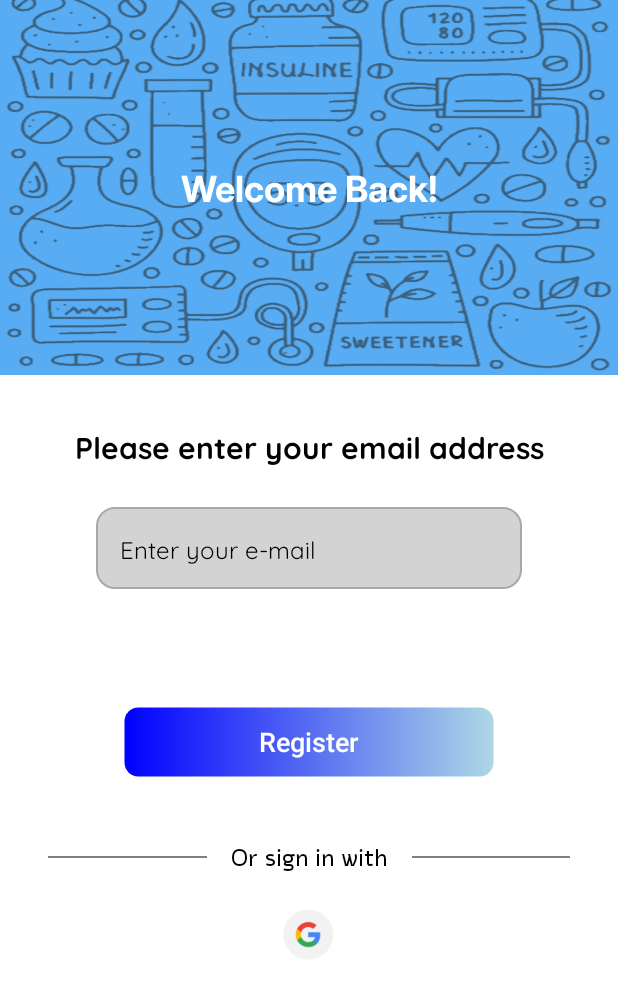
After one commit to AdySU22/Dietica-Mobile-App-Project, an Android app: the layout activity_sign_in.xml on its own in the app's theme, with its tools: preview values and no code run, on a phone screen of 412 x 824 dp. The commit adds this screen. Shown: the top 998 px of the screen. Run offline under Robolectric (Android 15) with nearby library versions, the phone set to English and light mode, and no system bars.

Commit message:
Implementing FE in sign in page. Some colors might differ and the design haven't been implemented properly, because it will add blocker that slow down the development

```diff
--- a/app/src/main/AndroidManifest.xml
+++ b/app/src/main/AndroidManifest.xml
@@ -21,6 +21,17 @@
                 <category android:name="android.intent.category.LAUNCHER" />
             </intent-filter>
         </activity>
+
+        <activity
+            android:name=".OpeningPageActivity"
+            android:exported="true">
+        </activity>
+
+        <activity
+            android:name=".SignInActivity"
+            android:exported="true">
+
+        </activity>
     </application>
 
 </manifest>
--- a/app/src/main/java/com/example/dietica/SignInActivity.kt
+++ b/app/src/main/java/com/example/dietica/SignInActivity.kt
@@ -1,4 +1,12 @@
 package com.example.dietica
 
-class SignInActivity {
+import android.os.Bundle
+import androidx.appcompat.app.AppCompatActivity
+
+class SignInActivity : AppCompatActivity() {
+
+    override fun onCreate(savedInstanceState: Bundle?) {
+        super.onCreate(savedInstanceState)
+        setContentView(R.layout.activity_sign_in)
+    }
 }
--- /dev/null
+++ b/app/src/main/res/drawable/email_input_background.xml
@@ -0,0 +1,19 @@
+<?xml version="1.0" encoding="utf-8"?>
+<shape xmlns:android="http://schemas.android.com/apk/res/android"
+    android:shape="rectangle">
+
+    <solid android:color="@color/light_gray"/>
+
+    <corners android:radius="12dp"/>
+
+    <padding
+        android:left="10dp"
+        android:right="10dp"
+        android:top="10dp"
+        android:bottom="10dp"/>
+
+    <stroke
+        android:width="1dp"
+        android:color="@color/dark_gray"/>
+
+</shape>
--- /dev/null
+++ b/app/src/main/res/layout/activity_sign_in.xml
@@ -0,0 +1,135 @@
+<?xml version="1.0" encoding="utf-8"?>
+<androidx.constraintlayout.widget.ConstraintLayout
+    xmlns:android="http://schemas.android.com/apk/res/android"
+    xmlns:app="http://schemas.android.com/apk/res-auto"
+    android:layout_width="match_parent"
+    android:layout_height="match_parent"
+    android:background="@color/white">
+
+    <ImageView
+        android:id="@+id/backgroundImage"
+        android:layout_width="0dp"
+        android:layout_height="250dp"
+        android:scaleType="fitXY"
+        android:src="@drawable/background_image"
+        android:background="@color/sky_blue"
+        app:layout_constraintTop_toTopOf="parent"
+        app:layout_constraintStart_toStartOf="parent"
+        app:layout_constraintEnd_toEndOf="parent"/>
+
+    <TextView
+        android:id="@+id/welcomeText"
+        android:layout_width="wrap_content"
+        android:layout_height="wrap_content"
+        android:text="Welcome Back!"
+        android:fontFamily="@font/inter_bold"
+        android:textSize="24sp"
+        android:textColor="@color/white"
+        app:layout_constraintTop_toTopOf="@id/backgroundImage"
+        app:layout_constraintBottom_toBottomOf="@id/backgroundImage"
+        app:layout_constraintStart_toStartOf="parent"
+        app:layout_constraintEnd_toEndOf="parent"/>
+
+    <TextView
+        android:id="@+id/enterEmailText"
+        android:layout_width="0dp"
+        android:layout_height="wrap_content"
+        android:text="Please enter your email address"
+        android:fontFamily="@font/quicksand_bold"
+        android:textSize="20sp"
+        android:textAlignment="center"
+        android:textColor="@color/black"
+        app:layout_constraintTop_toBottomOf="@id/backgroundImage"
+        app:layout_constraintStart_toStartOf="parent"
+        app:layout_constraintEnd_toEndOf="parent"
+        android:layout_marginTop="32dp"
+        android:layout_marginStart="32dp"
+        android:layout_marginEnd="32dp"/>
+
+    <EditText
+        android:id="@+id/emailInput"
+        android:layout_width="0dp"
+        android:layout_height="wrap_content"
+        android:layout_marginStart="64dp"
+        android:layout_marginTop="88dp"
+        android:layout_marginEnd="64dp"
+        android:background="@drawable/email_input_background"
+        android:hint="Enter your e-mail"
+        android:fontFamily="@font/quicksand_regular"
+        android:inputType="textEmailAddress"
+        android:padding="16dp"
+        android:textColor="@color/black"
+        android:textSize="16sp"
+        android:textColorHint="@color/black"
+        app:layout_constraintEnd_toEndOf="parent"
+        app:layout_constraintHorizontal_bias="0.0"
+        app:layout_constraintStart_toStartOf="parent"
+        app:layout_constraintTop_toBottomOf="@id/backgroundImage"/>
+
+    <Button
+        android:id="@+id/btnRegister"
+        android:layout_width="0dp"
+        android:layout_height="wrap_content"
+        android:text="Register"
+        android:textAllCaps="false"
+        android:textSize="18sp"
+        android:background="@drawable/button_background"
+        app:layout_constraintTop_toBottomOf="@id/emailInput"
+        app:layout_constraintStart_toStartOf="parent"
+        app:layout_constraintEnd_toEndOf="parent"
+        android:layout_marginTop="78dp"
+        android:layout_marginStart="82dp"
+        android:layout_marginEnd="82dp"/>
+
+    <View
+        android:id="@+id/orLineLeft"
+        android:layout_width="0dp"
+        android:layout_height="1dp"
+        android:background="@color/gray"
+        app:layout_constraintTop_toBottomOf="@id/btnRegister"
+        app:layout_constraintStart_toStartOf="parent"
+        app:layout_constraintEnd_toStartOf="@id/orText"
+        app:layout_constraintHorizontal_chainStyle="spread_inside"
+        android:layout_marginTop="52dp"
+        android:layout_marginStart="32dp"
+        android:layout_marginEnd="8dp"/>
+
+    <TextView
+        android:id="@+id/orText"
+        android:layout_width="wrap_content"
+        android:layout_height="wrap_content"
+        android:text="Or sign in with"
+        android:fontFamily="@font/alef_regular"
+        android:textSize="16sp"
+        android:textColor="@color/black"
+        app:layout_constraintTop_toBottomOf="@id/btnRegister"
+        app:layout_constraintStart_toEndOf="@id/orLineLeft"
+        app:layout_constraintEnd_toStartOf="@id/orLineRight"
+        android:layout_marginTop="42dp"
+        android:layout_marginStart="8dp"
+        android:layout_marginEnd="8dp"/>
+
+    <View
+        android:id="@+id/orLineRight"
+        android:layout_width="0dp"
+        android:layout_height="1dp"
+        android:background="@color/gray"
+        app:layout_constraintTop_toBottomOf="@id/btnRegister"
+        app:layout_constraintStart_toEndOf="@id/orText"
+        app:layout_constraintEnd_toEndOf="parent"
+        android:layout_marginTop="52dp"
+        android:layout_marginStart="8dp"
+        android:layout_marginEnd="32dp"/>
+
+    <ImageView
+        android:id="@+id/googleSignInButton"
+        android:layout_width="48dp"
+        android:layout_height="48dp"
+        android:layout_marginTop="16dp"
+        android:src="@drawable/google_icon"
+        android:contentDescription="Google Sign In"
+        app:layout_constraintTop_toBottomOf="@id/orText"
+        app:layout_constraintStart_toStartOf="parent"
+        app:layout_constraintEnd_toEndOf="parent"/>
+
+</androidx.constraintlayout.widget.ConstraintLayout>
--- a/app/src/main/res/values/colors.xml
+++ b/app/src/main/res/values/colors.xml
@@ -2,4 +2,10 @@
 <resources>
     <color name="black">#FF000000</color>
     <color name="white">#FFFFFFFF</color>
+    <color name="light_blue">#ADD8E6</color>
+    <color name="sky_blue">#57ACF3</color>
+    <color name="blue">#0000FF</color>
+    <color name="light_gray">#D3D3D3</color>
+    <color name="dark_gray">#A9A9A9</color>
+    <color name="gray">#808080</color>
 </resources>
```
Also changed, not shown: app/src/main/res/drawable/background_image.png (added), app/src/main/res/drawable/google_icon.png (added), app/src/main/res/font/alef_bold.ttf (added), app/src/main/res/font/alef_regular.ttf (added), app/src/main/res/font/inter_bold.ttf (added), app/src/main/res/font/quicksand_bold.ttf (added), app/src/main/res/font/quicksand_regular.ttf (added).
